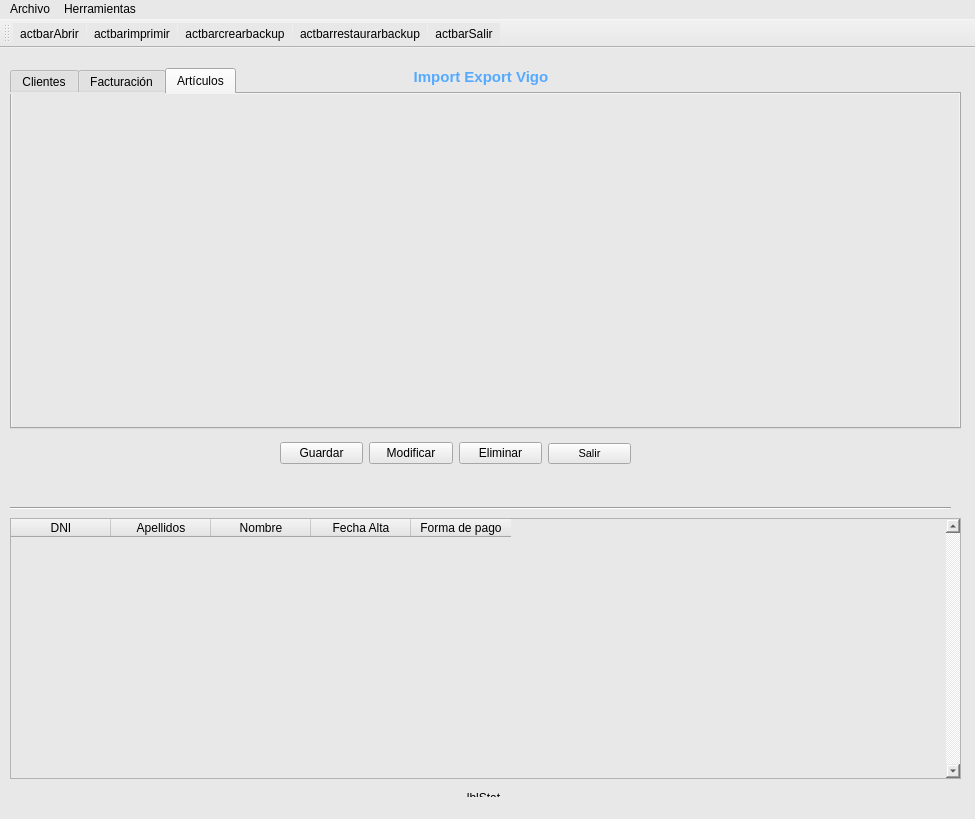
Qt form window.ui (RadicalKill/fernandezserra) before a commit.
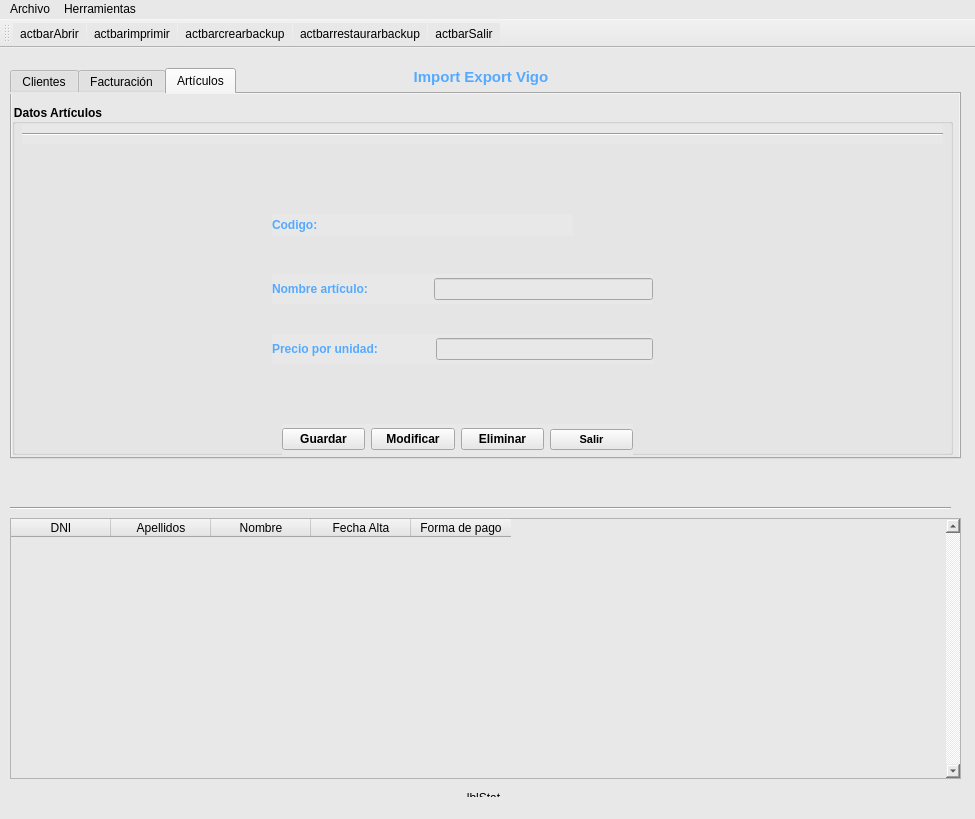
The same form after that commit. The open tabs and pages were chosen to show the change. Icons and pictures are not drawn.

```diff
--- a/window.ui
+++ b/window.ui
@@ -48,51 +48,6 @@
      <set>Qt::AlignCenter</set>
     </property>
    </widget>
-   <widget class="QWidget" name="layoutWidget">
-    <property name="geometry">
-     <rect>
-      <x>280</x>
-      <y>390</y>
-      <width>351</width>
-      <height>31</height>
-     </rect>
-    </property>
-    <layout class="QHBoxLayout" name="horizontalLayout_7">
-     <item>
-      <widget class="QPushButton" name="btnGuardaClie">
-       <property name="text">
-        <string>Guardar</string>
-       </property>
-      </widget>
-     </item>
-     <item>
-      <widget class="QPushButton" name="btnModifCli">
-       <property name="text">
-        <string>Modificar</string>
-       </property>
-      </widget>
-     </item>
-     <item>
-      <widget class="QPushButton" name="btnEliminarCli">
-       <property name="text">
-        <string>Eliminar</string>
-       </property>
-      </widget>
-     </item>
-     <item>
-      <widget class="QPushButton" name="btnSalir">
-       <property name="font">
-        <font>
-         <pointsize>8</pointsize>
-        </font>
-       </property>
-       <property name="text">
-        <string>Salir</string>
-       </property>
-      </widget>
-     </item>
-    </layout>
-   </widget>
    <widget class="Line" name="line">
     <property name="geometry">
      <rect>
@@ -163,7 +118,7 @@
       <x>10</x>
       <y>20</y>
       <width>951</width>
-      <height>361</height>
+      <height>391</height>
      </rect>
     </property>
     <property name="styleSheet">
@@ -785,6 +740,39 @@
         </item>
        </layout>
       </widget>
+      <widget class="QWidget" name="layoutWidget">
+       <property name="geometry">
+        <rect>
+         <x>270</x>
+         <y>320</y>
+         <width>351</width>
+         <height>31</height>
+        </rect>
+       </property>
+       <layout class="QHBoxLayout" name="horizontalLayout_7">
+        <item>
+         <widget class="QPushButton" name="btnGuardaClie">
+          <property name="text">
+           <string>Guardar</string>
+          </property>
+         </widget>
+        </item>
+        <item>
+         <widget class="QPushButton" name="btnModifCli">
+          <property name="text">
+           <string>Modificar</string>
+          </property>
+         </widget>
+        </item>
+        <item>
+         <widget class="QPushButton" name="btnEliminarCli">
+          <property name="text">
+           <string>Eliminar</string>
+          </property>
+         </widget>
+        </item>
+       </layout>
+      </widget>
      </widget>
     </widget>
     <widget class="QWidget" name="tab_2">
@@ -796,6 +784,275 @@
      <attribute name="title">
       <string>Artículos</string>
      </attribute>
+     <widget class="QGroupBox" name="groupBox_2">
+      <property name="geometry">
+       <rect>
+        <x>0</x>
+        <y>10</y>
+        <width>941</width>
+        <height>351</height>
+       </rect>
+      </property>
+      <property name="font">
+       <font>
+        <weight>75</weight>
+        <bold>true</bold>
+       </font>
+      </property>
+      <property name="title">
+       <string>Datos Artículos</string>
+      </property>
+      <widget class="Line" name="line_3">
+       <property name="geometry">
+        <rect>
+         <x>10</x>
+         <y>20</y>
+         <width>921</width>
+         <height>20</height>
+        </rect>
+       </property>
+       <property name="orientation">
+        <enum>Qt::Horizontal</enum>
+       </property>
+      </widget>
+      <widget class="QWidget" name="layoutWidget_2">
+       <property name="geometry">
+        <rect>
+         <x>260</x>
+         <y>170</y>
+         <width>381</width>
+         <height>30</height>
+        </rect>
+       </property>
+       <layout class="QHBoxLayout" name="horizontalLayout_9">
+        <item>
+         <widget class="QLabel" name="Nombre_Art">
+          <property name="enabled">
+           <bool>true</bool>
+          </property>
+          <property name="sizePolicy">
+           <sizepolicy hsizetype="Preferred" vsizetype="Preferred">
+            <horstretch>0</horstretch>
+            <verstretch>0</verstretch>
+           </sizepolicy>
+          </property>
+          <property name="autoFillBackground">
+           <bool>false</bool>
+          </property>
+          <property name="styleSheet">
+           <string notr="true">
+color: rgb(85, 170, 255);</string>
+          </property>
+          <property name="text">
+           <string>&lt;html&gt;&lt;head/&gt;&lt;body&gt;&lt;p&gt;&lt;span style=&quot; font-weight:600;&quot;&gt;Nombre artículo:&lt;/span&gt;&lt;/p&gt;&lt;/body&gt;&lt;/html&gt;</string>
+          </property>
+          <property name="alignment">
+           <set>Qt::AlignLeading|Qt::AlignLeft|Qt::AlignVCenter</set>
+          </property>
+         </widget>
+        </item>
+        <item>
+         <spacer name="horizontalSpacer_10">
+          <property name="orientation">
+           <enum>Qt::Horizontal</enum>
+          </property>
+          <property name="sizeType">
+           <enum>QSizePolicy::Fixed</enum>
+          </property>
+          <property name="sizeHint" stdset="0">
+           <size>
+            <width>60</width>
+            <height>20</height>
+           </size>
+          </property>
+         </spacer>
+        </item>
+        <item>
+         <widget class="QLineEdit" name="txtNomArt">
+          <property name="styleSheet">
+           <string notr="true"/>
+          </property>
+          <property name="text">
+           <string/>
+          </property>
+         </widget>
+        </item>
+       </layout>
+      </widget>
+      <widget class="QWidget" name="layoutWidget_3">
+       <property name="geometry">
+        <rect>
+         <x>260</x>
+         <y>230</y>
+         <width>381</width>
+         <height>30</height>
+        </rect>
+       </property>
+       <layout class="QHBoxLayout" name="horizontalLayout_10">
+        <item>
+         <widget class="QLabel" name="Precio">
+          <property name="enabled">
+           <bool>true</bool>
+          </property>
+          <property name="sizePolicy">
+           <sizepolicy hsizetype="Preferred" vsizetype="Preferred">
+            <horstretch>0</horstretch>
+            <verstretch>0</verstretch>
+           </sizepolicy>
+          </property>
+          <property name="autoFillBackground">
+           <bool>false</bool>
+          </property>
+          <property name="styleSheet">
+           <string notr="true">
+color: rgb(85, 170, 255);</string>
+          </property>
+          <property name="text">
+           <string>&lt;html&gt;&lt;head/&gt;&lt;body&gt;&lt;p&gt;&lt;span style=&quot; font-weight:600;&quot;&gt;Precio por unidad:&lt;/span&gt;&lt;/p&gt;&lt;/body&gt;&lt;/html&gt;</string>
+          </property>
+          <property name="alignment">
+           <set>Qt::AlignLeading|Qt::AlignLeft|Qt::AlignVCenter</set>
+          </property>
+         </widget>
+        </item>
+        <item>
+         <spacer name="horizontalSpacer_11">
+          <property name="orientation">
+           <enum>Qt::Horizontal</enum>
+          </property>
+          <property name="sizeType">
+           <enum>QSizePolicy::Fixed</enum>
+          </property>
+          <property name="sizeHint" stdset="0">
+           <size>
+            <width>52</width>
+            <height>20</height>
+           </size>
+          </property>
+         </spacer>
+        </item>
+        <item>
+         <widget class="QLineEdit" name="txtPrecio">
+          <property name="mouseTracking">
+           <bool>true</bool>
+          </property>
+          <property name="styleSheet">
+           <string notr="true"/>
+          </property>
+          <property name="text">
+           <string/>
+          </property>
+          <property name="alignment">
+           <set>Qt::AlignRight|Qt::AlignTrailing|Qt::AlignVCenter</set>
+          </property>
+         </widget>
+        </item>
+       </layout>
+      </widget>
+      <widget class="QWidget" name="layoutWidget_4">
+       <property name="geometry">
+        <rect>
+         <x>270</x>
+         <y>320</y>
+         <width>351</width>
+         <height>31</height>
+        </rect>
+       </property>
+       <layout class="QHBoxLayout" name="horizontalLayout_11">
+        <item>
+         <widget class="QPushButton" name="btnGuardaArt">
+          <property name="text">
+           <string>Guardar</string>
+          </property>
+         </widget>
+        </item>
+        <item>
+         <widget class="QPushButton" name="btnModifArt">
+          <property name="text">
+           <string>Modificar</string>
+          </property>
+         </widget>
+        </item>
+        <item>
+         <widget class="QPushButton" name="btnEliminarArt">
+          <property name="text">
+           <string>Eliminar</string>
+          </property>
+         </widget>
+        </item>
+        <item>
+         <widget class="QPushButton" name="btnSalirProd">
+          <property name="font">
+           <font>
+            <pointsize>8</pointsize>
+           </font>
+          </property>
+          <property name="text">
+           <string>Salir</string>
+          </property>
+         </widget>
+        </item>
+       </layout>
+      </widget>
+      <widget class="QWidget" name="layoutWidget">
+       <property name="geometry">
+        <rect>
+         <x>260</x>
+         <y>110</y>
+         <width>301</width>
+         <height>22</height>
+        </rect>
+       </property>
+       <layout class="QHBoxLayout" name="horizontalLayout_12">
+        <item>
+         <widget class="QLabel" name="lblCod1">
+          <property name="sizePolicy">
+           <sizepolicy hsizetype="Fixed" vsizetype="Preferred">
+            <horstretch>0</horstretch>
+            <verstretch>0</verstretch>
+           </sizepolicy>
+          </property>
+          <property name="font">
+           <font>
+            <weight>75</weight>
+            <bold>true</bold>
+           </font>
+          </property>
+          <property name="styleSheet">
+           <string notr="true">
+color: rgb(85, 170, 255);</string>
+          </property>
+          <property name="text">
+           <string>Codigo:</string>
+          </property>
+         </widget>
+        </item>
+        <item>
+         <spacer name="horizontalSpacer_12">
+          <property name="orientation">
+           <enum>Qt::Horizontal</enum>
+          </property>
+          <property name="sizeType">
+           <enum>QSizePolicy::Fixed</enum>
+          </property>
+          <property name="sizeHint" stdset="0">
+           <size>
+            <width>115</width>
+            <height>20</height>
+           </size>
+          </property>
+         </spacer>
+        </item>
+        <item>
+         <widget class="QLabel" name="lblCod2">
+          <property name="text">
+           <string/>
+          </property>
+         </widget>
+        </item>
+       </layout>
+      </widget>
+     </widget>
     </widget>
    </widget>
    <widget class="QLabel" name="lblStat">
```
Left out of the diff: 47 changed lines with no effect on the pictures.
